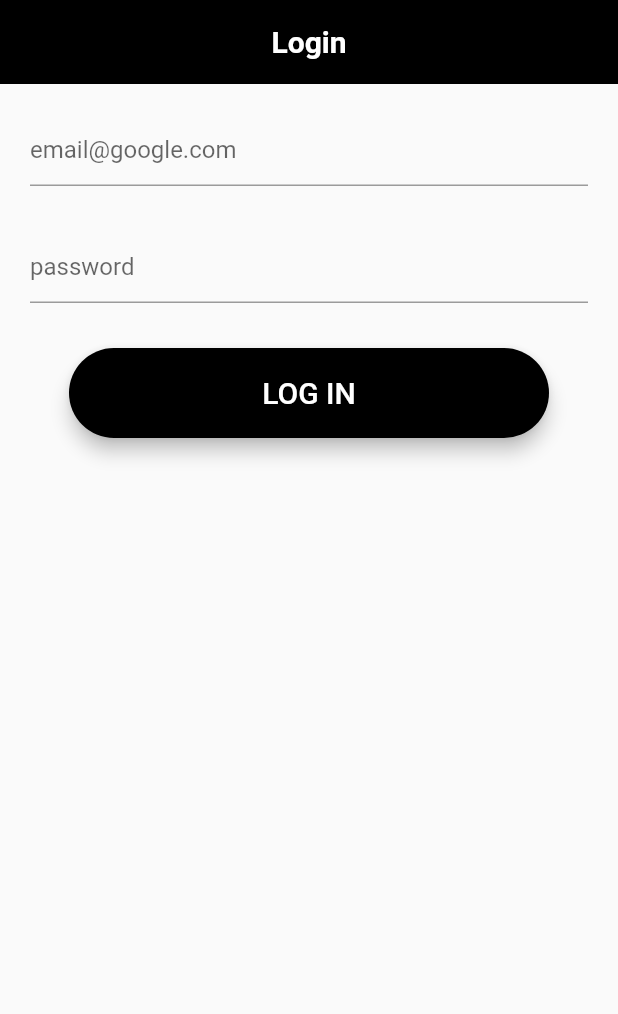
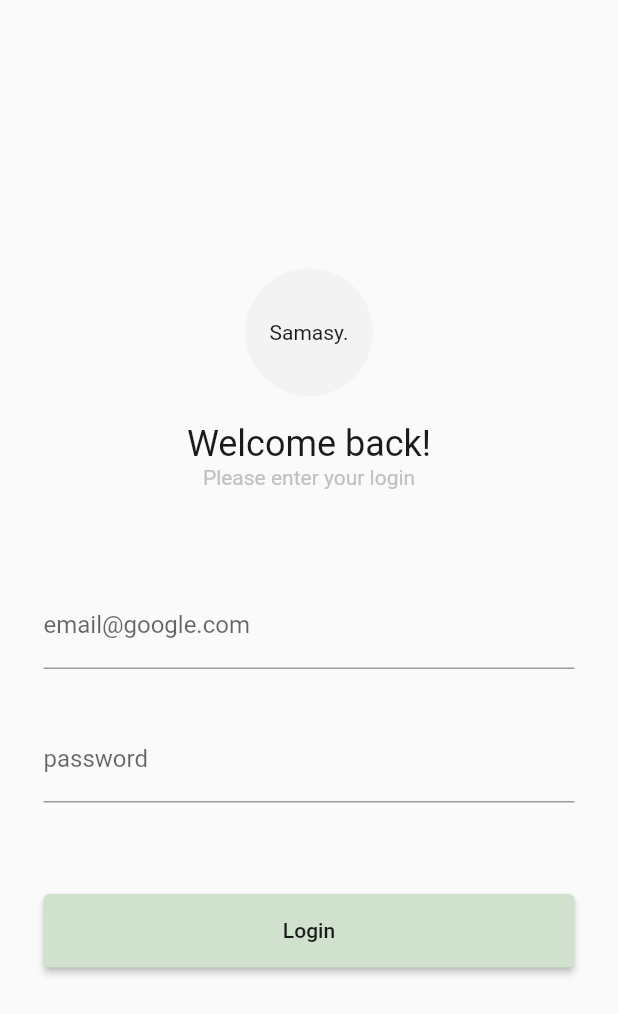
Before and after one commit to carlosantonio98/samasy-app-flutter, a Flutter app: the screen it shows after launch, on a phone screen of 412 x 824 dp. Shown: the top 1014 px of the screen. Run offline on Flutter 3.47's test engine with Material 2 defaults, Android fonts, the phone set to English and light mode, and no system bars; our stand-ins replace shared_preferences; missing offline and left inert: flutter_barcode_scanner; accounts and stored records are empty.

Commit message:
Add styling on login page

```diff
--- a/lib/main.dart
+++ b/lib/main.dart
@@ -11,7 +11,6 @@ void main() async {
 
   final authService = AuthServices();
   final isLoggedIn = await authService.isLoggedIn();
-  print(isLoggedIn);
 
   runApp(
     MultiProvider(
--- a/lib/pages/home_page.dart
+++ b/lib/pages/home_page.dart
@@ -16,7 +16,7 @@ class _HomePageState extends State<HomePage> {
   Widget build(BuildContext context) {
 
     return Scaffold(
-      backgroundColor: Color(0xFFEEEEEE),
+      backgroundColor: Color(0xFFFFFFFF),
       body: Stack(
         alignment: Alignment.bottomCenter,
         children: <Widget> [
--- a/lib/pages/login_page.dart
+++ b/lib/pages/login_page.dart
@@ -2,7 +2,6 @@ import 'dart:convert';
 
 import 'package:flutter/material.dart';
 import 'package:provider/provider.dart';
-import 'package:samasy_app/rounded_button.dart';
 import 'package:samasy_app/services/auth_services.dart';
 
 import 'package:samasy_app/services/globals.dart';
@@ -75,55 +74,105 @@ class _LoginPageState extends State<LoginPage> {
 
     }
 
-    return Scaffold(
-        appBar: AppBar(
-          backgroundColor: Colors.black,
-          centerTitle: true,
-          elevation: 0,
-          title: const Text(
-            'Login',
+
+    const logo = SizedBox(
+      width: 85,
+      height: 85,
+      child: CircleAvatar(
+        backgroundColor: Color(0xFFF3F3F3),
+        child: Text(
+          'Samasy.',
           style: TextStyle(
-              fontSize: 20,
-              fontWeight: FontWeight.bold,
+            fontSize: 14.0,
+            color: Color(0xFF1A1A1A)
           ),
         ),
       ),
-        body: Padding(
-          padding: const EdgeInsets.symmetric(horizontal: 20),
-          child: Column(
-            children: [
-              const SizedBox(
-                height: 20,
+    );
+
+    final title = Column(
+      children: <Widget>[
+        Text(
+          'Welcome back!',
+          style: TextStyle(
+            fontSize: 24,
+            color: Color(0xFF1A1A1A)
           ),
+        ),
+        Text(
+          'Please enter your login',
+          style: TextStyle(
+            fontSize: 14,
+            color: Color(0xFFC3C0C1)
+          ),
+        )
+      ],
+    );
+
+
+    final inputsForm = Column(
+      children: <Widget>[
         TextField(
           decoration: const InputDecoration(
             hintText: 'email@google.com',
+            contentPadding: EdgeInsets.symmetric( vertical: 20 )
           ),
           onChanged: (value) {
             _email = value;
           },
         ),
-              const SizedBox(
-                height: 30,
-              ),
+        SizedBox(height: 30,),
         TextField(
           obscureText: true,
           decoration: const InputDecoration(
             hintText: 'password',
+            contentPadding: EdgeInsets.symmetric( vertical: 20 )
           ),
           onChanged: (value) {
             _password = value;
           },
         ),
-              const SizedBox(
-                height: 30,
+      ],
+    );
+
+    final buttonForm = SizedBox(
+      width: double.infinity,
+      height: 49,
+      child: ElevatedButton(
+        style: ButtonStyle(
+          backgroundColor: MaterialStateProperty.all(Color(0xFFD0E1CE)),
         ),
-              RoundedButton(
-                btnText: 'LOG IN',
-                onBtnPressed: () => _login(),
-              )
+        child: Text(
+          'Login',
+          style: TextStyle(
+            fontSize: 14,
+            color: Color(0xFF1A1A1A),
+          ),
+        ),
+        onPressed: () => _login(),
+      ),
+    );
+
+
+    return Scaffold(
+      body: Container(
+        width: double.infinity,
+        padding: EdgeInsets.all(29),
+        child: Column(
+          crossAxisAlignment: CrossAxisAlignment.center,
+          mainAxisAlignment: MainAxisAlignment.center,
+          children: [
+            logo,
+            SizedBox(height: 18,),
+            title,
+            SizedBox(height: 61,),
+            inputsForm,
+            SizedBox(height: 61,),
+            buttonForm
           ],
         ),
-        ));
+      ),
+    );
+
   }
 }
```
Lines whose indentation alone changed are shown as unchanged.
